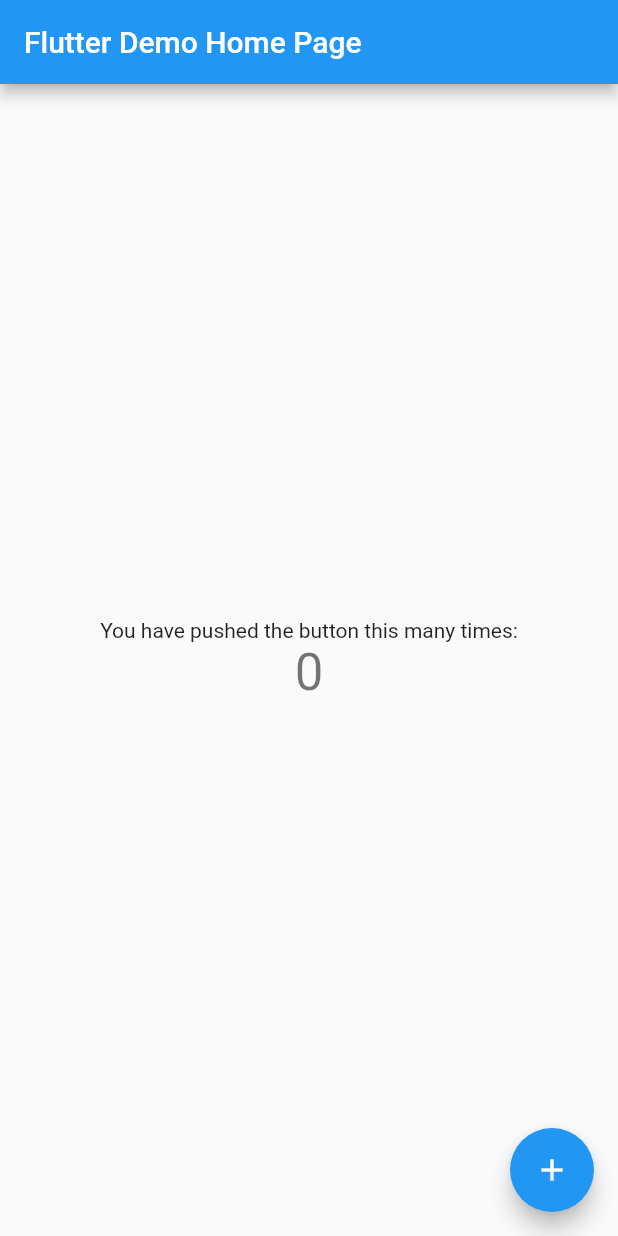
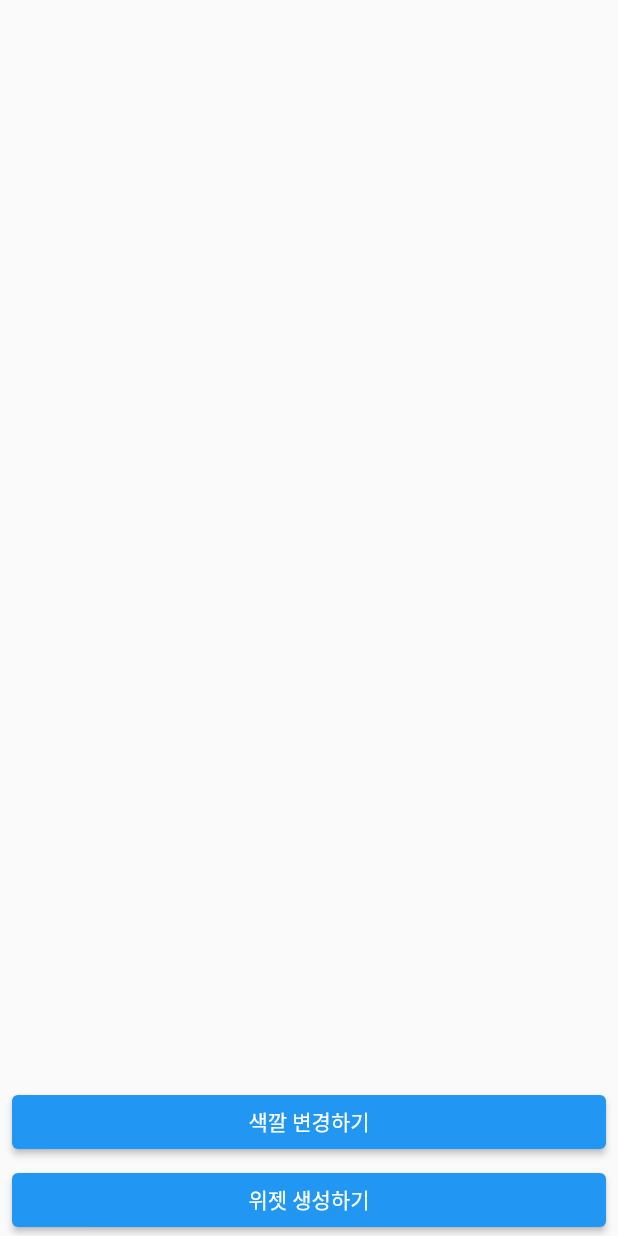
Before and after one commit to KIMINJOONG/flutter_statefulWidget, a Flutter app: the screen it shows after launch, on a phone screen of 412 x 824 dp. Run offline on Flutter 3.47's test engine with Material 2 defaults, Android fonts, the phone set to English and light mode, and no system bars.

Commit message:
1.  statefulWidget 선언하기

```diff
--- a/lib/main.dart
+++ b/lib/main.dart
@@ -1,115 +1,70 @@
 import 'package:flutter/material.dart';
+import 'package:flutter_stateful_widget/screen/home_screen.dart';
 
 void main() {
-  runApp(const MyApp());
+  runApp(MaterialApp(
+    home: Root(),
+  ));
 }
 
-class MyApp extends StatelessWidget {
-  const MyApp({Key? key}) : super(key: key);
+class Root extends StatefulWidget {
+  const Root({Key? key}) : super(key: key);
 
-  // This widget is the root of your application.
   @override
-  Widget build(BuildContext context) {
-    return MaterialApp(
-      title: 'Flutter Demo',
-      theme: ThemeData(
-        // This is the theme of your application.
-        //
-        // Try running your application with "flutter run". You'll see the
-        // application has a blue toolbar. Then, without quitting the app, try
-        // changing the primarySwatch below to Colors.green and then invoke
-        // "hot reload" (press "r" in the console where you ran "flutter run",
-        // or simply save your changes to "hot reload" in a Flutter IDE).
-        // Notice that the counter didn't reset back to zero; the application
-        // is not restarted.
-        primarySwatch: Colors.blue,
-      ),
-      home: const MyHomePage(title: 'Flutter Demo Home Page'),
-    );
-  }
+  _RootState createState() => _RootState();
 }
 
-class MyHomePage extends StatefulWidget {
-  const MyHomePage({Key? key, required this.title}) : super(key: key);
-
-  // This widget is the home page of your application. It is stateful, meaning
-  // that it has a State object (defined below) that contains fields that affect
-  // how it looks.
-
-  // This class is the configuration for the state. It holds the values (in this
-  // case the title) provided by the parent (in this case the App widget) and
-  // used by the build method of the State. Fields in a Widget subclass are
-  // always marked "final".
-
-  final String title;
-
-  @override
-  State<MyHomePage> createState() => _MyHomePageState();
-}
-
-class _MyHomePageState extends State<MyHomePage> {
-  int _counter = 0;
-
-  void _incrementCounter() {
-    setState(() {
-      // This call to setState tells the Flutter framework that something has
-      // changed in this State, which causes it to rerun the build method below
-      // so that the display can reflect the updated values. If we changed
-      // _counter without calling setState(), then the build method would not be
-      // called again, and so nothing would appear to happen.
-      _counter++;
-    });
-  }
+class _RootState extends State<Root> {
+  Color color = Colors.blue;
+  bool show = false;
 
   @override
   Widget build(BuildContext context) {
-    // This method is rerun every time setState is called, for instance as done
-    // by the _incrementCounter method above.
-    //
-    // The Flutter framework has been optimized to make rerunning build methods
-    // fast, so that you can just rebuild anything that needs updating rather
-    // than having to individually change instances of widgets.
     return Scaffold(
-      appBar: AppBar(
-        // Here we take the value from the MyHomePage object that was created by
-        // the App.build method, and use it to set our appbar title.
-        title: Text(widget.title),
+      body: SafeArea(
+        child: Padding(
+          padding: const EdgeInsets.symmetric(horizontal: 8.0),
+          child: Column(
+            children: [
+              Expanded(
+                child: Center(
+                  child: show
+                      ? HomeScreen(
+                          color: color,
+                        )
+                      : Container(),
                 ),
-      body: Center(
-        // Center is a layout widget. It takes a single child and positions it
-        // in the middle of the parent.
-        child: Column(
-          // Column is also a layout widget. It takes a list of children and
-          // arranges them vertically. By default, it sizes itself to fit its
-          // children horizontally, and tries to be as tall as its parent.
-          //
-          // Invoke "debug painting" (press "p" in the console, choose the
-          // "Toggle Debug Paint" action from the Flutter Inspector in Android
-          // Studio, or the "Toggle Debug Paint" command in Visual Studio Code)
-          // to see the wireframe for each widget.
-          //
-          // Column has various properties to control how it sizes itself and
-          // how it positions its children. Here we use mainAxisAlignment to
-          // center the children vertically; the main axis here is the vertical
-          // axis because Columns are vertical (the cross axis would be
-          // horizontal).
-          mainAxisAlignment: MainAxisAlignment.center,
-          children: <Widget>[
-            const Text(
-              'You have pushed the button this many times:',
               ),
-            Text(
-              '$_counter',
-              style: Theme.of(context).textTheme.headline4,
+              Column(
+                crossAxisAlignment: CrossAxisAlignment.stretch,
+                children: [
+                  ElevatedButton(
+                    onPressed: () {
+                      setState(() {
+                        color = color == Colors.red ? Colors.blue : Colors.red;
+                      });
+                    },
+                    child: Text(
+                      '색깔 변경하기',
+                    ),
+                  ),
+                  const SizedBox(height: 4.0),
+                  ElevatedButton(
+                    onPressed: () {
+                      setState(() {
+                        show = !show;
+                      });
+                    },
+                    child: Text(
+                      !show ? '위젯 생성하기' : '위젯 삭제하기',
+                    ),
+                  ),
+                ],
               ),
             ],
           ),
         ),
-      floatingActionButton: FloatingActionButton(
-        onPressed: _incrementCounter,
-        tooltip: 'Increment',
-        child: const Icon(Icons.add),
-      ), // This trailing comma makes auto-formatting nicer for build methods.
+      ),
     );
   }
 }
```
Also changed, not shown: lib/screen/home_screen.dart (added, +24 -0 lines). Lines whose indentation alone changed are shown as unchanged.
